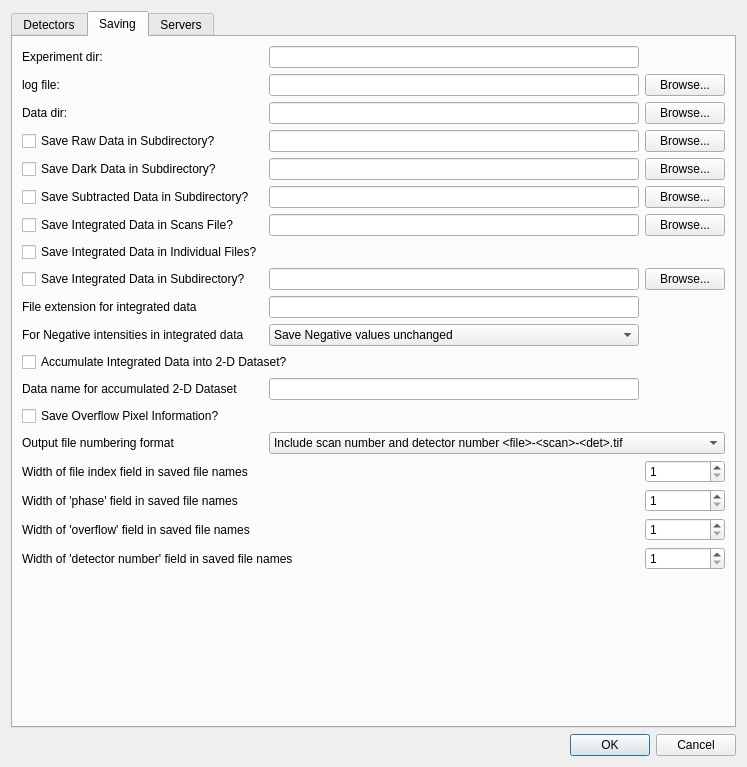
Qt form libraries/qxrdlib/qxrdexperimentpreferencesdialog.ui (guyjennings/qxrd) before a commit.
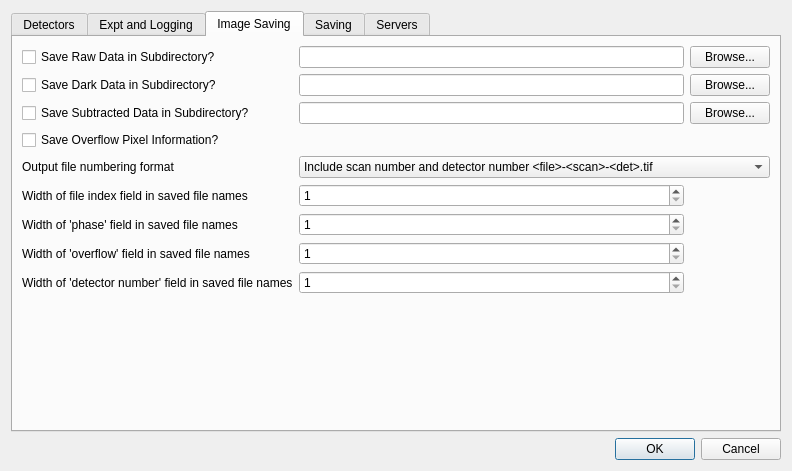
The same form after that commit. The open tabs and pages were chosen to show the change. Icons and pictures are not drawn.

Commit message: Implement size limits and backups for log files and scan files

The edit to the form file:
```diff
--- a/libraries/qxrdlib/qxrdexperimentpreferencesdialog.ui
+++ b/libraries/qxrdlib/qxrdexperimentpreferencesdialog.ui
@@ -6,8 +6,8 @@
    <rect>
     <x>0</x>
     <y>0</y>
-    <width>747</width>
-    <height>767</height>
+    <width>792</width>
+    <height>471</height>
    </rect>
   </property>
   <property name="windowTitle">
@@ -126,35 +126,11 @@
        </item>
       </layout>
      </widget>
-     <widget class="QWidget" name="tab_2">
+     <widget class="QWidget" name="tab_3">
       <attribute name="title">
-       <string>Saving</string>
+       <string>Expt and Logging</string>
       </attribute>
-      <layout class="QGridLayout" name="gridLayout_7">
-       <item row="7" column="1">
-        <widget class="QLineEdit" name="m_SaveDarkSubdir"/>
-       </item>
-       <item row="15" column="0">
-        <widget class="QCheckBox" name="m_SaveIntegratedInSubdir">
-         <property name="text">
-          <string>Save Integrated Data in Subdirectory?</string>
-         </property>
-        </widget>
-       </item>
-       <item row="25" column="0" colspan="2">
-        <widget class="QLabel" name="label_3">
-         <property name="text">
-          <string>Width of file index field in saved file names</string>
-         </property>
-        </widget>
-       </item>
-       <item row="26" column="0" colspan="2">
-        <widget class="QLabel" name="label_11">
-         <property name="text">
-          <string>Width of 'phase' field in saved file names</string>
-         </property>
-        </widget>
-       </item>
+      <layout class="QGridLayout" name="gridLayout">
        <item row="1" column="2">
         <widget class="QPushButton" name="m_CurrentLogFileBrowse">
          <property name="toolTip">
@@ -165,14 +141,121 @@
          </property>
         </widget>
        </item>
-       <item row="10" column="0">
+       <item row="2" column="0">
+        <widget class="QLabel" name="label_4">
+         <property name="text">
+          <string>Data dir:</string>
+         </property>
+        </widget>
+       </item>
+       <item row="2" column="1">
+        <widget class="QLineEdit" name="m_DataDirectory">
+         <property name="toolTip">
+          <string>Directory where data files are saved 
+(relative to experiment dir)</string>
+         </property>
+         <property name="readOnly">
+          <bool>false</bool>
+         </property>
+        </widget>
+       </item>
+       <item row="0" column="1">
+        <widget class="QLineEdit" name="m_ExperimentDirectory">
+         <property name="toolTip">
+          <string>Directory where experiment file is saved
+Change only by saving a new experiment</string>
+         </property>
+         <property name="readOnly">
+          <bool>true</bool>
+         </property>
+        </widget>
+       </item>
+       <item row="1" column="0">
+        <widget class="QLabel" name="label_10">
+         <property name="text">
+          <string>log file:</string>
+         </property>
+        </widget>
+       </item>
+       <item row="1" column="1">
+        <widget class="QLineEdit" name="m_CurrentLogFile">
+         <property name="toolTip">
+          <string>Log file path (relative to experiment dir)</string>
+         </property>
+        </widget>
+       </item>
+       <item row="0" column="0">
+        <widget class="QLabel" name="label_2">
+         <property name="text">
+          <string>Experiment dir:</string>
+         </property>
+        </widget>
+       </item>
+       <item row="2" column="2">
+        <widget class="QPushButton" name="m_DataDirectoryBrowse">
+         <property name="toolTip">
+          <string>Select new data directory</string>
+         </property>
+         <property name="text">
+          <string>Browse...</string>
+         </property>
+        </widget>
+       </item>
+       <item row="5" column="0" colspan="3">
+        <spacer name="verticalSpacer_6">
+         <property name="orientation">
+          <enum>Qt::Vertical</enum>
+         </property>
+         <property name="sizeHint" stdset="0">
+          <size>
+           <width>678</width>
+           <height>182</height>
+          </size>
+         </property>
+        </spacer>
+       </item>
+       <item row="3" column="0">
+        <widget class="QLabel" name="label_5">
+         <property name="text">
+          <string>Max log file length (MB):</string>
+         </property>
+        </widget>
+       </item>
+       <item row="3" column="1">
+        <widget class="QSpinBox" name="m_LogFileMaxMB">
+         <property name="maximum">
+          <number>10000</number>
+         </property>
+        </widget>
+       </item>
+       <item row="4" column="0">
+        <widget class="QLabel" name="label_9">
+         <property name="text">
+          <string>Number of log file backups:</string>
+         </property>
+        </widget>
+       </item>
+       <item row="4" column="1">
+        <widget class="QSpinBox" name="m_LogFileBackups"/>
+       </item>
+      </layout>
+     </widget>
+     <widget class="QWidget" name="tab_2">
+      <attribute name="title">
+       <string>Image Saving</string>
+      </attribute>
+      <layout class="QGridLayout" name="gridLayout_7">
+       <item row="4" column="1">
+        <widget class="QLineEdit" name="m_SaveDarkSubdir"/>
+       </item>
+       <item row="7" column="0">
         <widget class="QCheckBox" name="m_SaveSubtractedInSubdir">
          <property name="text">
           <string>Save Subtracted Data in Subdirectory?</string>
          </property>
         </widget>
        </item>
-       <item row="29" column="0" colspan="3">
+       <item row="19" column="0" colspan="3">
         <spacer name="verticalSpacer_5">
          <property name="orientation">
           <enum>Qt::Vertical</enum>
@@ -185,31 +268,14 @@
          </property>
         </spacer>
        </item>
-       <item row="28" column="2">
-        <widget class="QSpinBox" name="m_DetectorNumberWidth">
-         <property name="minimum">
-          <number>1</number>
-         </property>
-         <property name="maximum">
-          <number>20</number>
-         </property>
-        </widget>
-       </item>
-       <item row="7" column="0">
+       <item row="4" column="0">
         <widget class="QCheckBox" name="m_SaveDarkInSubdir">
          <property name="text">
           <string>Save Dark Data in Subdirectory?</string>
          </property>
         </widget>
        </item>
-       <item row="27" column="0" colspan="2">
-        <widget class="QLabel" name="label_12">
-         <property name="text">
-          <string>Width of 'overflow' field in saved file names</string>
-         </property>
-        </widget>
-       </item>
-       <item row="23" column="0">
+       <item row="13" column="0">
         <widget class="QCheckBox" name="m_SaveOverflowFiles">
          <property name="enabled">
           <bool>true</bool>
@@ -225,209 +291,143 @@
          </property>
         </widget>
        </item>
-       <item row="18" column="0">
-        <widget class="QLabel" name="label_6">
-         <property name="text">
-          <string>For Negative intensities in integrated data</string>
-         </property>
-        </widget>
-       </item>
-       <item row="12" column="2">
-        <widget class="QPushButton" name="m_IntegratedScansFileBrowse">
-         <property name="text">
-          <string>Browse...</string>
-         </property>
-        </widget>
-       </item>
-       <item row="21" column="0" colspan="2">
-        <widget class="QCheckBox" name="m_AccumulateIntegrated2D">
-         <property name="enabled">
-          <bool>true</bool>
-         </property>
-         <property name="text">
-          <string>Accumulate Integrated Data into 2-D Dataset?</string>
-         </property>
-         <property name="checkable">
-          <bool>true</bool>
-         </property>
-        </widget>
-       </item>
-       <item row="22" column="0">
-        <widget class="QLabel" name="label_17">
-         <property name="text">
-          <string>Data name for accumulated 2-D Dataset</string>
-         </property>
-        </widget>
-       </item>
-       <item row="27" column="2">
-        <widget class="QSpinBox" name="m_FileOverflowWidth">
-         <property name="minimum">
-          <number>1</number>
-         </property>
-         <property name="maximum">
-          <number>20</number>
-         </property>
-        </widget>
-       </item>
-       <item row="28" column="0" colspan="2">
-        <widget class="QLabel" name="label_13">
-         <property name="text">
-          <string>Width of 'detector number' field in saved file names</string>
-         </property>
-        </widget>
-       </item>
-       <item row="12" column="0">
-        <widget class="QCheckBox" name="m_SaveIntegratedInLogFile">
-         <property name="text">
-          <string>Save Integrated Data in Scans File?</string>
-         </property>
-        </widget>
-       </item>
-       <item row="2" column="2">
-        <widget class="QPushButton" name="m_DataDirectoryBrowse">
-         <property name="toolTip">
-          <string>Select new data directory</string>
-         </property>
-         <property name="text">
-          <string>Browse...</string>
-         </property>
-        </widget>
-       </item>
-       <item row="22" column="1">
-        <widget class="QLineEdit" name="m_AccumulateIntegratedName"/>
-       </item>
-       <item row="15" column="2">
-        <widget class="QPushButton" name="m_SaveIntegratedBrowse">
-         <property name="text">
-          <string>Browse...</string>
-         </property>
-        </widget>
-       </item>
-       <item row="25" column="2">
-        <widget class="QSpinBox" name="m_FileIndexWidth">
-         <property name="minimum">
-          <number>1</number>
-         </property>
-         <property name="maximum">
-          <number>20</number>
-         </property>
-        </widget>
-       </item>
-       <item row="26" column="2">
-        <widget class="QSpinBox" name="m_FilePhaseWidth">
-         <property name="minimum">
-          <number>1</number>
-         </property>
-         <property name="maximum">
-          <number>20</number>
-         </property>
-        </widget>
-       </item>
-       <item row="15" column="1">
-        <widget class="QLineEdit" name="m_SaveIntegratedSubdir"/>
-       </item>
-       <item row="7" column="2">
+       <item row="4" column="2">
         <widget class="QPushButton" name="m_SaveDarkBrowse">
          <property name="text">
           <string>Browse...</string>
          </property>
         </widget>
        </item>
-       <item row="10" column="1">
+       <item row="7" column="1">
         <widget class="QLineEdit" name="m_SaveSubtractedSubdir"/>
        </item>
-       <item row="2" column="1">
-        <widget class="QLineEdit" name="m_DataDirectory">
-         <property name="toolTip">
-          <string>Directory where data files are saved 
-(relative to experiment dir)</string>
-         </property>
-         <property name="readOnly">
-          <bool>false</bool>
-         </property>
-        </widget>
-       </item>
-       <item row="5" column="0">
+       <item row="2" column="0">
         <widget class="QCheckBox" name="m_SaveRawInSubdir">
          <property name="text">
           <string>Save Raw Data in Subdirectory?</string>
          </property>
         </widget>
        </item>
-       <item row="1" column="1">
-        <widget class="QLineEdit" name="m_CurrentLogFile">
-         <property name="toolTip">
-          <string>Log file path (relative to experiment dir)</string>
-         </property>
-        </widget>
-       </item>
-       <item row="17" column="1">
-        <widget class="QLineEdit" name="m_ScanFileExtension"/>
-       </item>
-       <item row="12" column="1">
-        <widget class="QLineEdit" name="m_IntegratedScansFile">
-         <property name="toolTip">
-          <string>Integrated Scans File (relative to data directory)</string>
-         </property>
-        </widget>
-       </item>
-       <item row="0" column="0">
-        <widget class="QLabel" name="label_2">
-         <property name="text">
-          <string>Experiment dir:</string>
-         </property>
-        </widget>
-       </item>
-       <item row="1" column="0">
-        <widget class="QLabel" name="label_10">
-         <property name="text">
-          <string>log file:</string>
-         </property>
-        </widget>
-       </item>
-       <item row="0" column="1">
-        <widget class="QLineEdit" name="m_ExperimentDirectory">
-         <property name="toolTip">
-          <string>Directory where experiment file is saved
-Change only by saving a new experiment</string>
-         </property>
-         <property name="readOnly">
-          <bool>true</bool>
-         </property>
-        </widget>
-       </item>
-       <item row="17" column="0">
-        <widget class="QLabel" name="label_7">
-         <property name="text">
-          <string>File extension for integrated data</string>
-         </property>
-        </widget>
-       </item>
-       <item row="5" column="1">
-        <widget class="QLineEdit" name="m_SaveRawSubdir"/>
-       </item>
        <item row="14" column="0">
-        <widget class="QCheckBox" name="m_SaveIntegratedInSeparateFiles">
+        <widget class="QLabel" name="label_8">
          <property name="text">
-          <string>Save Integrated Data in Individual Files?</string>
+          <string>Output file numbering format</string>
          </property>
         </widget>
        </item>
-       <item row="10" column="2">
+       <item row="14" column="1" colspan="2">
+        <widget class="QComboBox" name="m_FileNameFormat">
+         <item>
+          <property name="text">
+           <string>Include scan number and detector number &lt;file&gt;-&lt;scan&gt;-&lt;det&gt;.tif</string>
+          </property>
+         </item>
+         <item>
+          <property name="text">
+           <string>Include detector number and scan number &lt;file&gt;-&lt;det&gt;-&lt;scan&gt;.tif</string>
+          </property>
+         </item>
+        </widget>
+       </item>
+       <item row="2" column="1">
+        <widget class="QLineEdit" name="m_SaveRawSubdir"/>
+       </item>
+       <item row="7" column="2">
         <widget class="QPushButton" name="m_SaveSubtractedBrowse">
          <property name="text">
           <string>Browse...</string>
          </property>
         </widget>
        </item>
-       <item row="2" column="0">
-        <widget class="QLabel" name="label_4">
+       <item row="2" column="2">
+        <widget class="QPushButton" name="m_SaveRawBrowse">
          <property name="text">
-          <string>Data dir:</string>
+          <string>Browse...</string>
+         </property>
+        </widget>
+       </item>
+       <item row="15" column="0">
+        <widget class="QLabel" name="label_3">
+         <property name="text">
+          <string>Width of file index field in saved file names</string>
+         </property>
+        </widget>
+       </item>
+       <item row="16" column="0">
+        <widget class="QLabel" name="label_11">
+         <property name="text">
+          <string>Width of 'phase' field in saved file names</string>
+         </property>
+        </widget>
+       </item>
+       <item row="17" column="0">
+        <widget class="QLabel" name="label_12">
+         <property name="text">
+          <string>Width of 'overflow' field in saved file names</string>
+         </property>
+        </widget>
+       </item>
+       <item row="18" column="0">
+        <widget class="QLabel" name="label_13">
+         <property name="text">
+          <string>Width of 'detector number' field in saved file names</string>
+         </property>
+        </widget>
+       </item>
+       <item row="15" column="1">
+        <widget class="QSpinBox" name="m_FileIndexWidth">
+         <property name="minimum">
+          <number>1</number>
+         </property>
+         <property name="maximum">
+          <number>20</number>
+         </property>
+        </widget>
+       </item>
+       <item row="16" column="1">
+        <widget class="QSpinBox" name="m_FilePhaseWidth">
+         <property name="minimum">
+          <number>1</number>
+         </property>
+         <property name="maximum">
+          <number>20</number>
+         </property>
+        </widget>
+       </item>
+       <item row="17" column="1">
+        <widget class="QSpinBox" name="m_FileOverflowWidth">
+         <property name="minimum">
+          <number>1</number>
+         </property>
+         <property name="maximum">
+          <number>20</number>
          </property>
         </widget>
        </item>
        <item row="18" column="1">
+        <widget class="QSpinBox" name="m_DetectorNumberWidth">
+         <property name="minimum">
+          <number>1</number>
+         </property>
+         <property name="maximum">
+          <number>20</number>
+         </property>
+        </widget>
+       </item>
+      </layout>
+     </widget>
+     <widget class="QWidget" name="tab_5">
+      <attribute name="title">
+       <string>Saving</string>
+      </attribute>
+      <layout class="QGridLayout" name="gridLayout_4">
+       <item row="6" column="1">
+        <widget class="QLineEdit" name="m_AccumulateIntegratedName"/>
+       </item>
+       <item row="2" column="1">
+        <widget class="QLineEdit" name="m_SaveIntegratedSubdir"/>
+       </item>
+       <item row="4" column="1">
         <widget class="QComboBox" name="m_ScanDataNegative">
          <item>
           <property name="text">
@@ -446,34 +446,122 @@
          </item>
         </widget>
        </item>
-       <item row="5" column="2">
-        <widget class="QPushButton" name="m_SaveRawBrowse">
+       <item row="2" column="2">
+        <widget class="QPushButton" name="m_SaveIntegratedBrowse">
          <property name="text">
           <string>Browse...</string>
          </property>
         </widget>
        </item>
-       <item row="24" column="0">
-        <widget class="QLabel" name="label_8">
+       <item row="1" column="0">
+        <widget class="QCheckBox" name="m_SaveIntegratedInSeparateFiles">
          <property name="text">
-          <string>Output file numbering format</string>
+          <string>Save Integrated Data in Individual Files?</string>
          </property>
         </widget>
        </item>
-       <item row="24" column="1" colspan="2">
-        <widget class="QComboBox" name="m_FileNameFormat">
-         <item>
-          <property name="text">
-           <string>Include scan number and detector number &lt;file&gt;-&lt;scan&gt;-&lt;det&gt;.tif</string>
-          </property>
-         </item>
-         <item>
-          <property name="text">
-           <string>Include detector number and scan number &lt;file&gt;-&lt;det&gt;-&lt;scan&gt;.tif</string>
-          </property>
-         </item>
+       <item row="0" column="2">
+        <widget class="QPushButton" name="m_IntegratedScansFileBrowse">
+         <property name="text">
+          <string>Browse...</string>
+         </property>
         </widget>
        </item>
+       <item row="3" column="1">
+        <widget class="QLineEdit" name="m_ScanFileExtension"/>
+       </item>
+       <item row="7" column="0">
+        <widget class="QLabel" name="label_18">
+         <property name="text">
+          <string>Max scan file length (MB):</string>
+         </property>
+        </widget>
+       </item>
+       <item row="4" column="0">
+        <widget class="QLabel" name="label_6">
+         <property name="text">
+          <string>For Negative intensities in integrated data</string>
+         </property>
+        </widget>
+       </item>
+       <item row="3" column="0">
+        <widget class="QLabel" name="label_7">
+         <property name="text">
+          <string>File extension for integrated data</string>
+         </property>
+        </widget>
+       </item>
+       <item row="0" column="0">
+        <widget class="QCheckBox" name="m_SaveIntegratedInLogFile">
+         <property name="text">
+          <string>Save Integrated Data in Scans File?</string>
+         </property>
+        </widget>
+       </item>
+       <item row="9" column="0" colspan="4">
+        <spacer name="verticalSpacer_7">
+         <property name="orientation">
+          <enum>Qt::Vertical</enum>
+         </property>
+         <property name="sizeHint" stdset="0">
+          <size>
+           <width>628</width>
+           <height>75</height>
+          </size>
+         </property>
+        </spacer>
+       </item>
+       <item row="2" column="0">
+        <widget class="QCheckBox" name="m_SaveIntegratedInSubdir">
+         <property name="text">
+          <string>Save Integrated Data in Subdirectory?</string>
+         </property>
+        </widget>
+       </item>
+       <item row="5" column="0" colspan="4">
+        <widget class="QCheckBox" name="m_AccumulateIntegrated2D">
+         <property name="enabled">
+          <bool>true</bool>
+         </property>
+         <property name="text">
+          <string>Accumulate Integrated Data into 2-D Dataset?</string>
+         </property>
+         <property name="checkable">
+          <bool>true</bool>
+         </property>
+        </widget>
+       </item>
+       <item row="0" column="1">
+        <widget class="QLineEdit" name="m_IntegratedScansFile">
+         <property name="toolTip">
+          <string>Integrated Scans File (relative to data directory)</string>
+         </property>
+        </widget>
+       </item>
+       <item row="6" column="0">
+        <widget class="QLabel" name="label_17">
+         <property name="text">
+          <string>Data name for accumulated 2-D Dataset</string>
+         </property>
+        </widget>
+       </item>
+       <item row="8" column="0">
+        <widget class="QLabel" name="label_19">
+         <property name="text">
+          <string>Number of backup scan files:</string>
+         </property>
+        </widget>
+       </item>
+       <item row="7" column="1">
+        <widget class="QSpinBox" name="m_ScanFileMaxMB">
+         <property name="maximum">
+          <number>10000</number>
+         </property>
+        </widget>
+       </item>
+       <item row="8" column="1">
+        <widget class="QSpinBox" name="m_ScanFileBackups"/>
+       </item>
       </layout>
      </widget>
      <widget class="QWidget" name="tab">
```
The commit also changes 4 other files.
